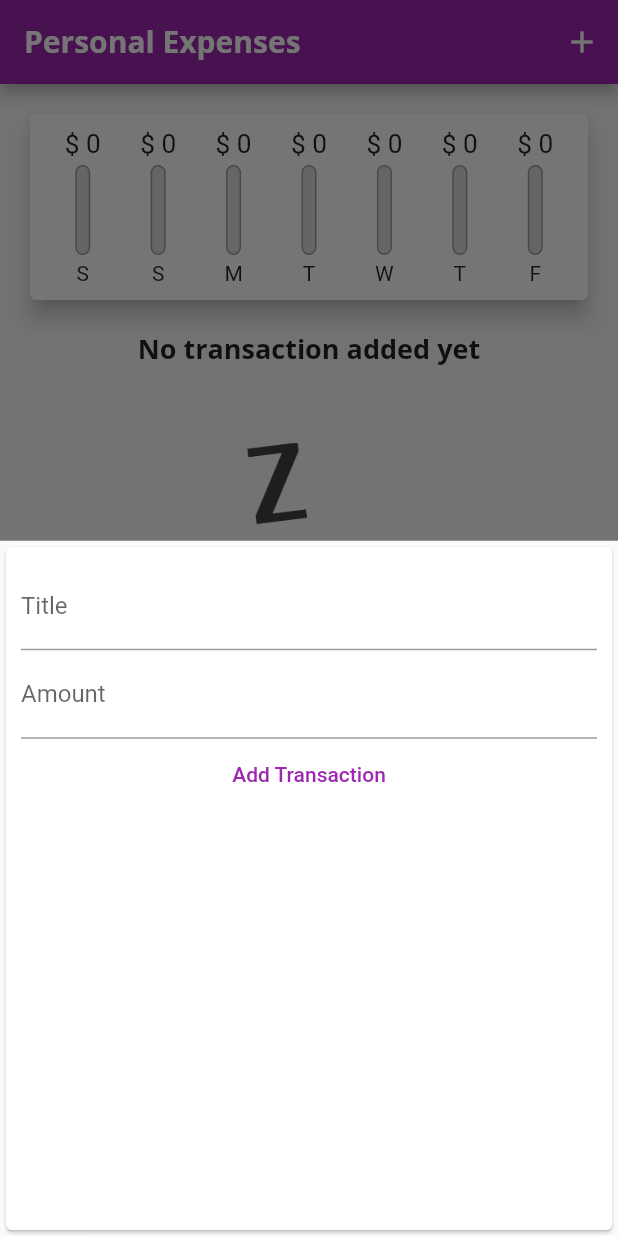
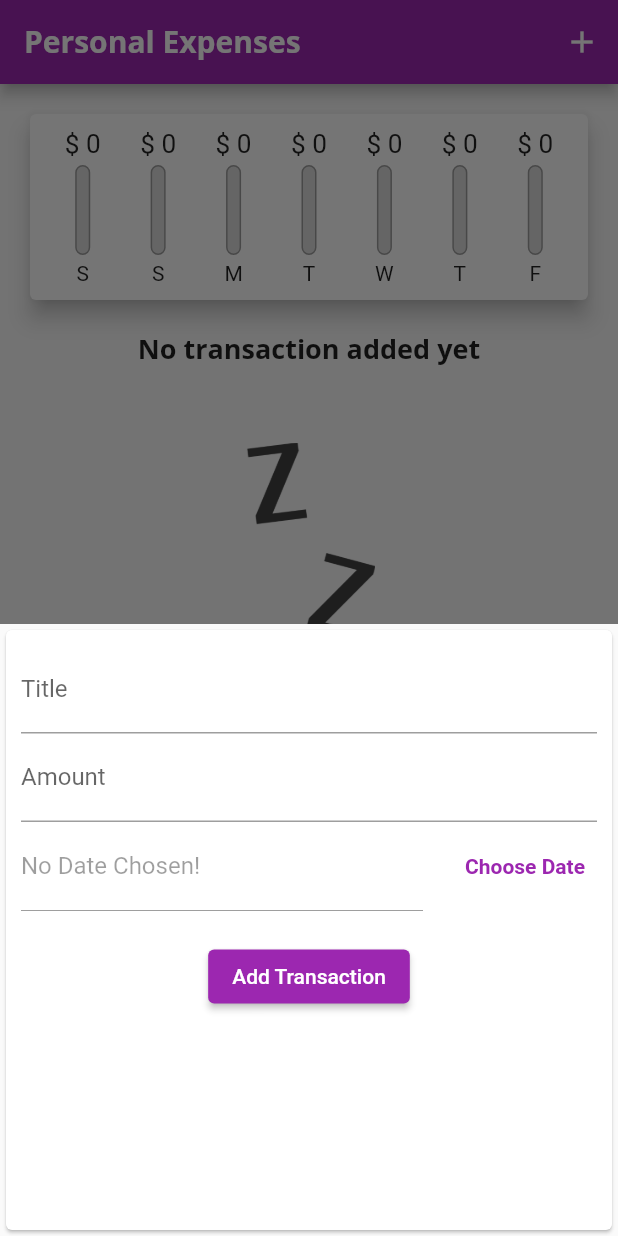
Before and after one commit to IvanSetiawan2001/Expenses_app, a Flutter app: the screen it shows after launch, after a tap on the "add" icon, on a phone screen of 412 x 824 dp. Run offline on Flutter 3.47's test engine with Material 2 defaults, Android fonts, the phone set to English and light mode, and no system bars.

Commit message:
delete button added

```diff
--- a/lib/Widgets/chart_bar.dart
+++ b/lib/Widgets/chart_bar.dart
@@ -22,6 +22,7 @@ class ChartBar extends StatelessWidget {
           height: 60,
           width: 10,
           child: Stack(
+            alignment: Alignment.bottomCenter,
             children: [
               Container(
                 decoration: BoxDecoration(
--- a/lib/Widgets/new_transaction.dart
+++ b/lib/Widgets/new_transaction.dart
@@ -1,4 +1,6 @@
+import 'package:flutter/foundation.dart';
 import 'package:flutter/material.dart';
+import 'package:intl/intl.dart';
 
 class NewTransaction extends StatefulWidget {
   final Function addNewTransaction;
@@ -10,49 +12,108 @@ class NewTransaction extends StatefulWidget {
 }
 
 class _NewTransactionState extends State<NewTransaction> {
-  final titleController = TextEditingController();
+  final _titleController = TextEditingController();
 
-  final amountController = TextEditingController();
+  final _amountController = TextEditingController();
+  final _dateController = TextEditingController();
+  DateTime? _selectDate;
 
-  void submitData() {
-    final enteredTitle = titleController.text;
-    final enteredAmount = double.parse(amountController.text);
+  void _submitData() {
+    final enteredTitle = _titleController.text;
+    final enteredAmount = double.parse(_amountController.text);
 
-    if (enteredTitle.isEmpty || enteredAmount <= 0) {
+    if (enteredTitle.isEmpty || enteredAmount <= 0 || _selectDate == null) {
       return;
     }
 
-    widget.addNewTransaction(
-        titleController.text, double.parse(amountController.text));
+    widget.addNewTransaction(_titleController.text,
+        double.parse(_amountController.text), _selectDate);
 
     Navigator.of(context).pop();
+  }
+
+  void _presentDatePicker() {
+    showDatePicker(
+      context: context,
+      initialDate: DateTime.now(),
+      firstDate: DateTime(2018),
+      lastDate: DateTime.now(),
+    ).then((value) {
+      if (value == null) {
+        return;
+      }
+
+      setState(() {
+        _selectDate = value;
+      });
+    });
   }
 
   @override
   Widget build(BuildContext context) {
     return Card(
       child: Container(
+        height: 400,
+        width: double.infinity,
         padding: EdgeInsets.all(10),
         child: Column(
           children: [
             TextField(
-              controller: titleController,
+              controller: _titleController,
               decoration: InputDecoration(labelText: 'Title'),
-              onSubmitted: (_) => submitData(),
+              onSubmitted: (_) => _submitData(),
             ),
             TextField(
-              controller: amountController,
+              controller: _amountController,
               keyboardType: TextInputType.number,
               decoration: InputDecoration(labelText: 'Amount'),
-              onSubmitted: (_) => submitData(),
+              onSubmitted: (_) => _submitData(),
             ),
-            TextButton(
-              onPressed: () {
-                submitData();
-              },
-              child: Text('Add Transaction'),
-              style: ButtonStyle(
-                foregroundColor: MaterialStateProperty.all(Colors.purple),
+            Row(
+              children: [
+                Flexible(
+                  fit: FlexFit.tight,
+                  child: TextField(
+                    enabled: false,
+                    decoration: InputDecoration(
+                        labelStyle: _selectDate == null
+                            ? TextStyle()
+                            : TextStyle(color: Colors.black),
+                        labelText: _selectDate == null
+                            ? 'No Date Chosen!'
+                            : DateFormat.yMMMMd().format(_selectDate!)),
+                  ),
+                ),
+                Container(
+                  margin: EdgeInsets.only(left: 20),
+                  child: TextButton(
+                    onPressed: () {
+                      _presentDatePicker();
+                    },
+                    child: Text(
+                      'Choose Date',
+                      style: TextStyle(
+                        fontWeight: FontWeight.bold,
+                      ),
+                    ),
+                    style: ButtonStyle(
+                      foregroundColor: MaterialStateProperty.all(
+                          Theme.of(context).primaryColor),
+                    ),
+                  ),
+                ),
+              ],
+            ),
+            Container(
+              margin: EdgeInsets.only(top: 20),
+              child: ElevatedButton(
+                onPressed: () {
+                  _submitData();
+                },
+                child: Text('Add Transaction'),
+                style: ButtonStyle(
+                  backgroundColor: MaterialStateProperty.all(Colors.purple),
+                ),
               ),
             )
           ],
--- a/lib/Widgets/transaction_list.dart
+++ b/lib/Widgets/transaction_list.dart
@@ -6,8 +6,8 @@ import '../Widgets/TxDesc.dart';
 
 class TransactionList extends StatelessWidget {
   final List<Transaction> _userTransaction;
-
-  TransactionList(this._userTransaction);
+  final Function deleteTx;
+  TransactionList(this._userTransaction, this.deleteTx);
 
   @override
   Widget build(BuildContext context) {
@@ -57,6 +57,11 @@ class TransactionList extends StatelessWidget {
                     subtitle: Text(DateFormat.yMMMd().format(
                       _userTransaction[index].date!,
                     )),
+                    trailing: IconButton(
+                      onPressed: () => deleteTx(_userTransaction[index].id),
+                      icon: Icon(Icons.delete),
+                      color: Theme.of(context).errorColor,
+                    ),
                   ),
                 );
               },
--- a/lib/main.dart
+++ b/lib/main.dart
@@ -79,15 +79,22 @@ class _MyHomePageState extends State<MyHomePage> {
         .toList();
   }
 
-  void _addNewTransaction(String TxTitle, double TxAmount) {
+  void _addNewTransaction(
+      String TxTitle, double TxAmount, DateTime chosenDate) {
     final newTx = Transaction(
         title: TxTitle,
         amount: TxAmount,
-        date: DateTime.now(),
+        date: chosenDate,
         id: DateTime.now().toString());
 
     setState(() {
       _userTransaction.add(newTx);
+    });
+  }
+
+  void _deleteTransaction(String id) {
+    setState(() {
+      _userTransaction.removeWhere((element) => element.id == id);
     });
   }
 
@@ -121,7 +128,7 @@ class _MyHomePageState extends State<MyHomePage> {
           crossAxisAlignment: CrossAxisAlignment.stretch,
           children: [
             Chart(_recentTransaction),
-            TransactionList(_userTransaction)
+            TransactionList(_userTransaction, _deleteTransaction)
           ],
         ),
       ),
```
